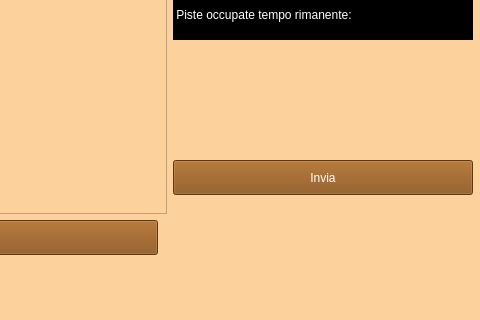
Qt form Partita/view/gestionePartite.ui (ManuelMarrone/GestioneBowling) before a commit; both pictures show x 320 to 800 and y 430 to 750 of the 800 by 750 pixel window.
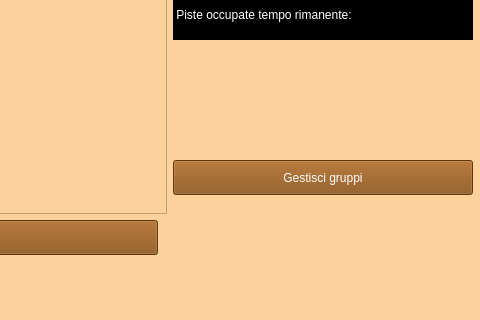
The same form after that commit. Icons and pictures are not drawn.

Patch:
```diff
--- a/Partita/view/gestionePartite.ui
+++ b/Partita/view/gestionePartite.ui
@@ -577,7 +577,7 @@
 background-color: rgb(135, 75, 15);</string>
           </property>
           <property name="text">
-           <string>Invia</string>
+           <string>Gestisci gruppi</string>
           </property>
          </widget>
         </item>
```
Left out of the diff: 2 changed lines with no effect on the pictures.
